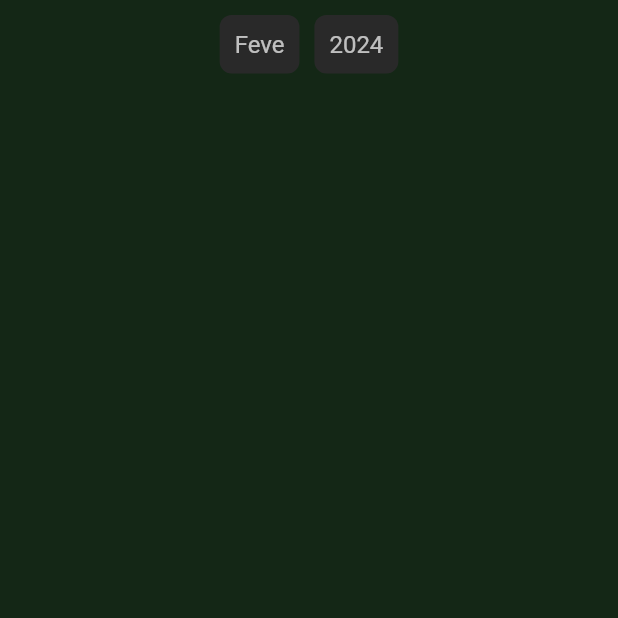
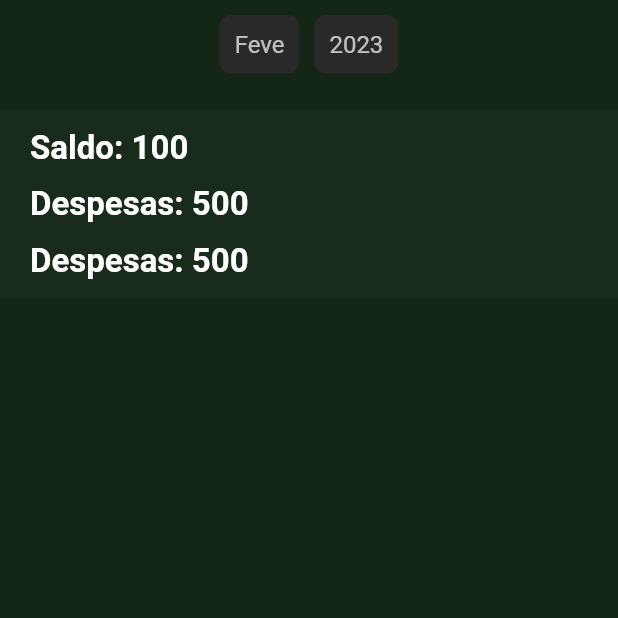
Before and after one commit to HenriqueMichelini/Facilita, a Flutter app: the screen it shows after launch, on a phone screen of 412 x 824 dp, the top half of it. Run offline on Flutter 3.47's test engine with Material 2 defaults, Android fonts, the phone set to English and light mode, and no system bars; our stand-ins replace firebase_core; accounts and stored records are empty.

Commit message:
ADD saldo Container

```diff
--- a/facilita_project/lib/main.dart
+++ b/facilita_project/lib/main.dart
@@ -11,7 +11,7 @@ class MyApp extends StatelessWidget {
 
   @override
   Widget build(BuildContext context) {
-    return MaterialApp(
+    return const MaterialApp(
       debugShowCheckedModeBanner: false,
       home: Dashboard(),
     );
--- a/facilita_project/lib/pages/dashboard.dart
+++ b/facilita_project/lib/pages/dashboard.dart
@@ -6,6 +6,8 @@ class Dashboard extends StatelessWidget {
 
   void selectMonth() {}
   void selectYear() {}
+  final String year = "2023";
+  final String month = "Feve";
 
   @override
   Widget build(BuildContext context) {
@@ -24,15 +26,59 @@ class Dashboard extends StatelessWidget {
                   children: [
                     SelectButton(
                       onTap: selectMonth,
-                      text: "Feve",
+                      text: month,
                     ),
-                    //const SizedBox(width: 1),
                     SelectButton(
                       onTap: selectYear,
-                      text: "2024",
+                      text: year,
                     ),
                   ],
-                )
+                ),
+                //  saldo
+                const SizedBox(height: 25),
+                Container(
+                  color: const Color.fromARGB(255, 25, 43, 27),
+                  height: 125,
+                  alignment: Alignment.centerLeft,
+                  child: const Padding(
+                    padding: EdgeInsets.symmetric(
+                      horizontal:
+                          20, // Add horizontal padding to the entire Column
+                    ),
+                    child: Column(
+                      mainAxisAlignment: MainAxisAlignment
+                          .spaceEvenly, // Distribute items evenly vertically
+                      crossAxisAlignment: CrossAxisAlignment
+                          .start, // Align items horizontally to the left
+                      children: [
+                        Text(
+                          "Saldo: 100",
+                          style: TextStyle(
+                            color: Colors.white,
+                            fontSize: 22,
+                            fontWeight: FontWeight.bold,
+                          ),
+                        ),
+                        Text(
+                          "Despesas: 500",
+                          style: TextStyle(
+                            color: Colors.white,
+                            fontSize: 22,
+                            fontWeight: FontWeight.bold,
+                          ),
+                        ),
+                        Text(
+                          "Despesas: 500",
+                          style: TextStyle(
+                            color: Colors.white,
+                            fontSize: 22,
+                            fontWeight: FontWeight.bold,
+                          ),
+                        ),
+                      ],
+                    ),
+                  ),
+                ),
               ],
             ),
           ),
```
